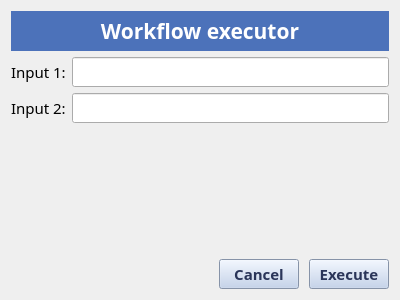
Before: the Qt Designer form eodh_qgis/ui/wf_executor.ui in EO-DataHub/eodh-qgis, drawn with Qt 5.
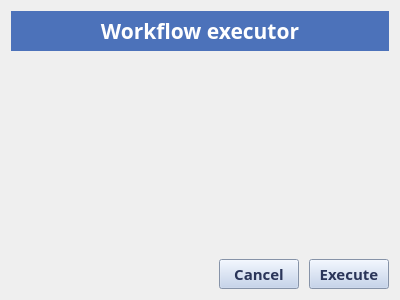
After: the same form once the commit is applied.

The edit to the form file:
```diff
--- a/eodh_qgis/ui/wf_executor.ui
+++ b/eodh_qgis/ui/wf_executor.ui
@@ -56,32 +56,7 @@
     </widget>
    </item>
    <item>
-    <layout class="QHBoxLayout" name="horizontalLayout">
-     <item>
-      <widget class="QLabel" name="label_2">
-       <property name="text">
-        <string>Input 1:</string>
-       </property>
-      </widget>
-     </item>
-     <item>
-      <widget class="QLineEdit" name="lineEdit"/>
-     </item>
-    </layout>
-   </item>
-   <item>
-    <layout class="QHBoxLayout" name="horizontalLayout_2">
-     <item>
-      <widget class="QLabel" name="label_3">
-       <property name="text">
-        <string>Input 2:</string>
-       </property>
-      </widget>
-     </item>
-     <item>
-      <widget class="QLineEdit" name="lineEdit_2"/>
-     </item>
-    </layout>
+    <layout class="QVBoxLayout" name="vertical_layout_inputs"/>
    </item>
    <item>
     <spacer name="verticalSpacer">
```
